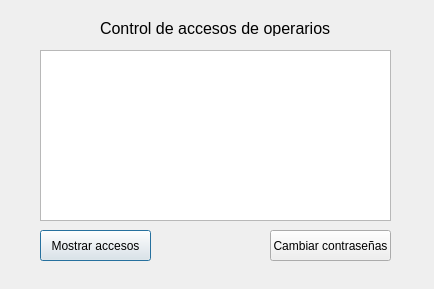
Above: administrador.ui from fernandusxd1/Informatica_Avanzada before the change. Below: the same form after it.
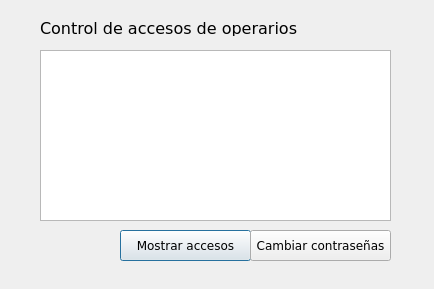
That is the form after the change.

What changed in the file:
```diff
--- a/administrador.ui
+++ b/administrador.ui
@@ -10,21 +10,34 @@
     <height>289</height>
    </rect>
   </property>
+  <property name="font">
+   <font>
+    <family>Verdana</family>
+   </font>
+  </property>
   <property name="windowTitle">
    <string>Dialog</string>
   </property>
   <widget class="QPushButton" name="pushButton">
    <property name="geometry">
     <rect>
-     <x>40</x>
+     <x>120</x>
      <y>230</y>
-     <width>111</width>
+     <width>131</width>
      <height>31</height>
     </rect>
    </property>
+   <property name="font">
+    <font>
+     <family>Verdana</family>
+    </font>
+   </property>
    <property name="text">
     <string>Mostrar accesos</string>
    </property>
+   <property name="autoDefault">
+    <bool>true</bool>
+   </property>
   </widget>
   <widget class="QTextEdit" name="fechas">
    <property name="geometry">
@@ -42,14 +55,15 @@
   <widget class="QLabel" name="label">
    <property name="geometry">
     <rect>
-     <x>100</x>
+     <x>40</x>
      <y>20</y>
-     <width>231</width>
+     <width>271</width>
      <height>16</height>
     </rect>
    </property>
    <property name="font">
     <font>
+     <family>Verdana</family>
      <pointsize>12</pointsize>
     </font>
    </property>
@@ -60,15 +74,23 @@
   <widget class="QPushButton" name="pushButton_2">
    <property name="geometry">
     <rect>
-     <x>270</x>
+     <x>250</x>
      <y>230</y>
-     <width>121</width>
+     <width>141</width>
      <height>31</height>
     </rect>
    </property>
+   <property name="font">
+    <font>
+     <family>Verdana</family>
+    </font>
+   </property>
    <property name="text">
     <string>Cambiar contraseñas</string>
    </property>
+   <property name="autoDefault">
+    <bool>false</bool>
+   </property>
   </widget>
  </widget>
  <resources/>
```
Left out of the diff: 2 changed lines with no effect on the pictures.
